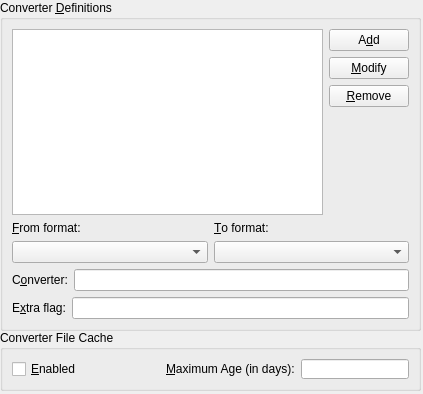
Qt form src/frontends/qt4/ui/QPrefConvertersUi.ui (cburschka/lyx) before a commit.
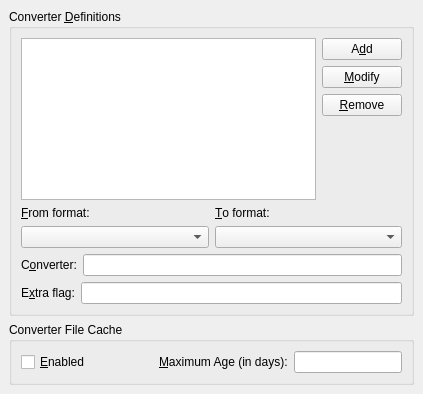
The same form after that commit.

Commit message: * src/frontends/qt4/ui/QPrefConvertersUI.ui: lay out in a grid (fixes bug 3476)

Diff of the .ui file:
```diff
--- a/src/frontends/qt4/ui/QPrefConvertersUi.ui
+++ b/src/frontends/qt4/ui/QPrefConvertersUi.ui
@@ -12,15 +12,15 @@
   <property name="windowTitle" >
    <string/>
   </property>
+  <layout class="QGridLayout" >
+   <property name="margin" >
+    <number>9</number>
+   </property>
+   <property name="spacing" >
+    <number>6</number>
+   </property>
+   <item row="1" column="0" >
   <widget class="QGroupBox" name="cacheGB" >
-   <property name="geometry" >
-    <rect>
-     <x>0</x>
-     <y>330</y>
-     <width>421</width>
-     <height>61</height>
-    </rect>
-   </property>
    <property name="title" >
     <string>Converter File Cache</string>
    </property>
@@ -76,15 +76,9 @@
     </item>
    </layout>
   </widget>
+   </item>
+   <item row="0" column="0" >
   <widget class="QGroupBox" name="groupBox" >
-   <property name="geometry" >
-    <rect>
-     <x>0</x>
-     <y>0</y>
-     <width>421</width>
-     <height>331</height>
-    </rect>
-   </property>
    <property name="title" >
     <string>Converter &amp;Definitions</string>
    </property>
@@ -281,6 +275,8 @@
     </item>
    </layout>
   </widget>
+   </item>
+  </layout>
  </widget>
  <tabstops>
   <tabstop>convertersLW</tabstop>
```
Lines whose indentation alone changed are shown as unchanged.
